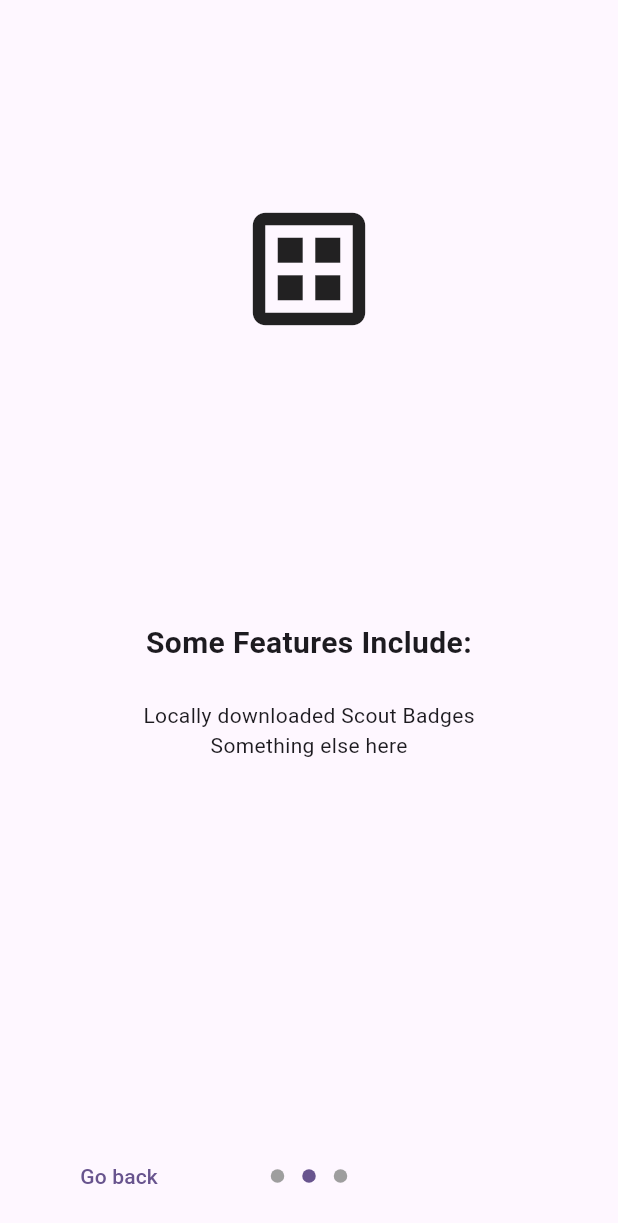
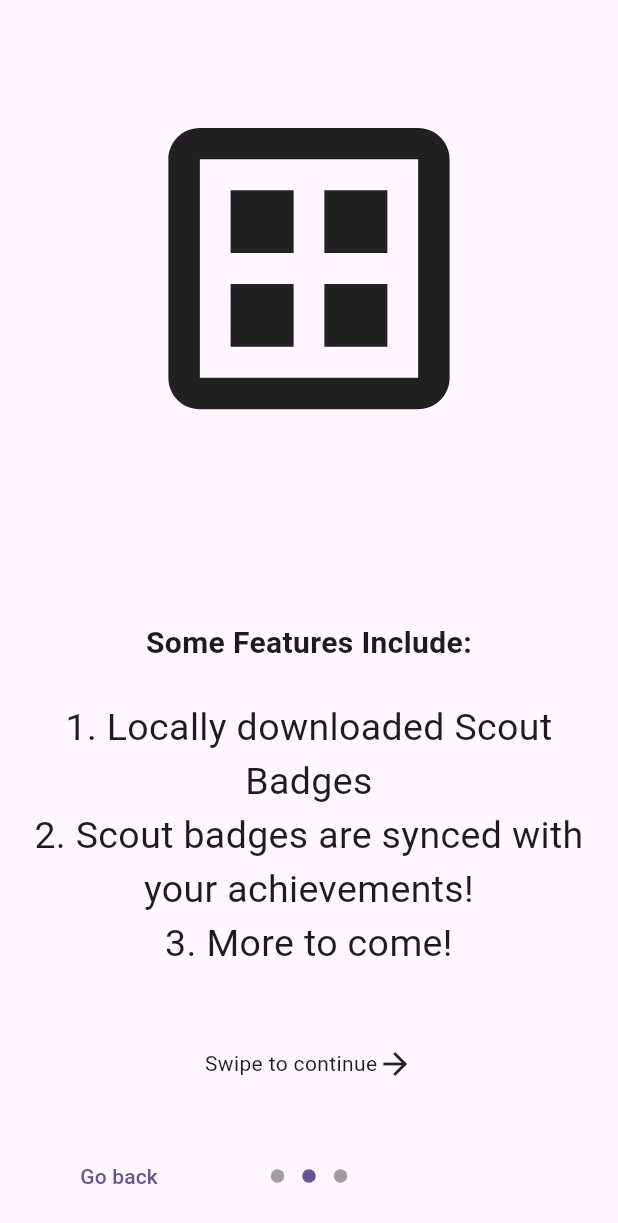
Before and after one commit to Sairam-Suresh/ScoutAppImproved, a Flutter app: the screen it shows after launch, swiped to page 2, on a phone screen of 412 x 824 dp. Shown: the top 1223 px of the screen. Run offline on Flutter 3.47's test engine with Material 2 defaults, Android fonts, the phone set to English and light mode, and no system bars; drawn by our look-alikes of introduction_screen; our stand-ins replace auto_size_text, flutter_hooks, flutter_html, go_router, google_sign_in, googleapis_auth and 2 more; missing offline and left inert: cached_network_image_builder, flutter_inappwebview, googleapis; accounts and stored records are empty; generated files the repository leaves out were written again; network calls fail.

Commit message:
Made welcome screen look better

```diff
--- a/scoutappimprovedv2/lib/pages/welcome.dart
+++ b/scoutappimprovedv2/lib/pages/welcome.dart
@@ -37,7 +37,7 @@ class _InterMediaryState extends State<Welcome> {
     }, [sharedPref.hasData]);
 
     return showIntro.value == null
-        ? Material(
+        ? const Material(
             child: Center(
               child: CircularProgressIndicator(),
             ),
@@ -63,16 +63,25 @@ class _InterMediaryState extends State<Welcome> {
                     bodyWidget: const Column(
                       mainAxisAlignment: MainAxisAlignment.center,
                       children: [
-                        Text(
-                          "This App has more interactivity than the main Scouts app, and has more features!",
-                          textAlign: TextAlign.center,
+                        Row(
+                          mainAxisSize: MainAxisSize.min,
+                          children: [
+                            Text(
+                              "Swipe to continue",
+                              textAlign: TextAlign.center,
+                            ),
+                            Icon(Icons.arrow_forward)
+                          ],
                         ),
                       ],
                     ),
                     image: SafeArea(
                       child: Center(
                           child: Image.network(
-                              "https://app.scout.sg/img/main_view/adult.png")),
+                        "https://app.scout.sg/img/main_view/adult.png",
+                        height: 250,
+                        width: 250,
+                      )),
                     ),
                   ),
                   PageViewModel(
@@ -80,14 +89,40 @@ class _InterMediaryState extends State<Welcome> {
                     bodyWidget: const Column(
                       mainAxisAlignment: MainAxisAlignment.center,
                       children: [
-                        Text("Locally downloaded Scout Badges"),
-                        Text("Something else here")
+                        Text(
+                          "1. Locally downloaded Scout Badges",
+                          style: TextStyle(fontSize: 25),
+                          textAlign: TextAlign.center,
+                        ),
+                        Text(
+                          "2. Scout badges are synced with your achievements!",
+                          style: TextStyle(fontSize: 25),
+                          textAlign: TextAlign.center,
+                        ),
+                        Text(
+                          "3. More to come!",
+                          style: TextStyle(fontSize: 25),
+                          textAlign: TextAlign.center,
+                        ),
+                        SizedBox(
+                          height: 50,
+                        ),
+                        Row(
+                          mainAxisSize: MainAxisSize.min,
+                          children: [
+                            Text(
+                              "Swipe to continue",
+                              textAlign: TextAlign.center,
+                            ),
+                            Icon(Icons.arrow_forward)
+                          ],
+                        ),
                       ],
                     ),
                     image: const Center(
                         child: Icon(
                       Icons.dataset_outlined,
-                      size: 100,
+                      size: 250,
                     )),
                   ),
                   PageViewModel(
@@ -126,8 +161,8 @@ class _InterMediaryState extends State<Welcome> {
                     ),
                     image: const Center(
                         child: Icon(
-                      Icons.dataset_outlined,
-                      size: 100,
+                      Icons.pause,
+                      size: 250,
                     )),
                   )
                 ],
```
